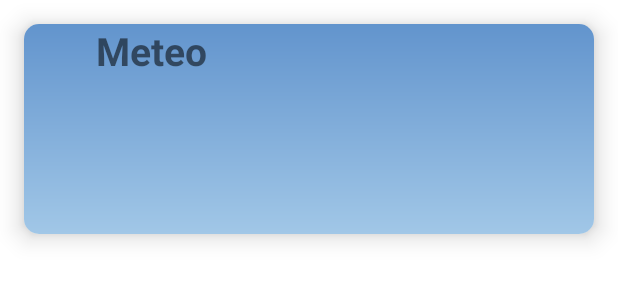
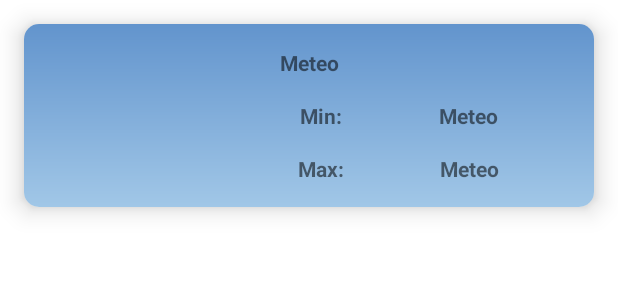
Before and after one commit to rudimentum/Meteo, an Android app: the layout day_item.xml on its own in the app's theme, with its tools: preview values and no code run, on a phone screen of 412 x 824 dp. Shown: the top 300 px of the screen. Run offline under Robolectric (Android 15) with nearby library versions, the phone set to English and light mode, and no system bars.

```diff
--- a/app/src/main/res/layout/day_item.xml
+++ b/app/src/main/res/layout/day_item.xml
@@ -7,45 +7,89 @@
     app:cardElevation="@dimen/card_elevation"
     xmlns:app="http://schemas.android.com/apk/res-auto">
 
-    <LinearLayout
+    <androidx.constraintlayout.widget.ConstraintLayout
         android:layout_width="match_parent"
         android:layout_height="wrap_content"
-        android:orientation="horizontal"
         android:background="@drawable/gradient_background">
 
         <ImageView
             android:id="@+id/dayWeatherIcon"
-            android:layout_width="0dp"
+            android:layout_width="wrap_content"
             android:layout_height="wrap_content"
-            android:textSize="@dimen/app_standard_text"
+            android:layout_margin="@dimen/app_margin"
+            android:contentDescription="@string/image_desc"
             android:ellipsize="end"
-            android:layout_weight="1"
+            app:layout_constraintStart_toStartOf="parent"
+            app:layout_constraintTop_toTopOf="parent"
+            app:layout_constraintBottom_toBottomOf="parent" />
+
+        <TextView
+            android:id="@+id/minTemperature"
+            android:layout_width="wrap_content"
+            android:layout_height="wrap_content"
             android:layout_margin="@dimen/app_margin"
-            android:src="@drawable/ic_launcher_foreground"
-            android:contentDescription="@string/image_desc" />
+            android:ellipsize="end"
+            android:text="@string/min_temp"
+            android:textSize="@dimen/app_small_text"
+            android:textStyle="bold"
+            app:layout_constraintEnd_toEndOf="parent"
+            app:layout_constraintStart_toEndOf="@+id/dayWeatherIcon"
+            app:layout_constraintTop_toBottomOf="@+id/dayDate" />
 
         <TextView
             android:id="@+id/dayMinTemperature"
-            android:textStyle="bold"
-            android:textSize="@dimen/app_standard_text"
-            android:layout_gravity="center_horizontal"
+            android:layout_width="wrap_content"
+            android:layout_height="wrap_content"
+            android:layout_margin="@dimen/app_margin"
             android:ellipsize="end"
             android:text="@string/app_name"
+            android:textSize="@dimen/app_small_text"
+            android:textStyle="bold"
+            app:layout_constraintEnd_toEndOf="parent"
+            app:layout_constraintStart_toEndOf="@+id/minTemperature"
+            app:layout_constraintTop_toBottomOf="@+id/dayDate" />
+
+        <TextView
+            android:id="@+id/maxTemperature"
+            android:layout_width="wrap_content"
+            android:layout_height="wrap_content"
             android:layout_margin="@dimen/app_margin"
-            android:layout_width="match_parent"
-            android:layout_height="wrap_content" />
+            android:ellipsize="end"
+            android:text="@string/max_temp"
+            android:textSize="@dimen/app_small_text"
+            android:textStyle="bold"
+            app:layout_constraintBottom_toBottomOf="parent"
+            app:layout_constraintEnd_toEndOf="parent"
+            app:layout_constraintStart_toEndOf="@+id/dayWeatherIcon"
+            app:layout_constraintTop_toBottomOf="@+id/dayMinTemperature" />
 
         <TextView
             android:id="@+id/dayMaxTemperature"
-            android:textStyle="bold"
-            android:textSize="@dimen/app_standard_text"
-            android:layout_gravity="center_horizontal"
+            android:layout_width="wrap_content"
+            android:layout_height="wrap_content"
+            android:layout_margin="@dimen/app_margin"
             android:ellipsize="end"
             android:text="@string/app_name"
+            android:textSize="@dimen/app_small_text"
+            android:textStyle="bold"
+            app:layout_constraintBottom_toBottomOf="parent"
+            app:layout_constraintEnd_toEndOf="parent"
+            app:layout_constraintStart_toEndOf="@+id/maxTemperature"
+            app:layout_constraintTop_toBottomOf="@+id/dayMinTemperature" />
+
+        <TextView
+            android:id="@+id/dayDate"
+            android:layout_width="wrap_content"
+            android:layout_height="wrap_content"
             android:layout_margin="@dimen/app_margin"
-            android:layout_width="match_parent"
-            android:layout_height="wrap_content" />
+            android:ellipsize="end"
+            android:text="@string/app_name"
+            android:textSize="@dimen/app_small_text"
+            android:textStyle="bold"
+            app:layout_constraintEnd_toEndOf="parent"
+            app:layout_constraintStart_toStartOf="parent"
+            app:layout_constraintTop_toTopOf="parent" />
 
-    </LinearLayout>
+    </androidx.constraintlayout.widget.ConstraintLayout>
 
 </androidx.cardview.widget.CardView>
```
Also changed, not shown: app/src/main/java/com/rudimentum/meteo/screens/week/WeekForecastAdapter.kt (+11 -13 lines), app/src/main/java/com/rudimentum/meteo/screens/week/WeekForecastFragment.kt (+18 -2 lines), app/src/main/java/com/rudimentum/meteo/screens/week/WeekForecastViewModel.kt (+14 -2 lines), app/src/main/java/com/rudimentum/meteo/screens/week/WeekForecastViewModelFactory.kt (added, +13 -0 lines).
